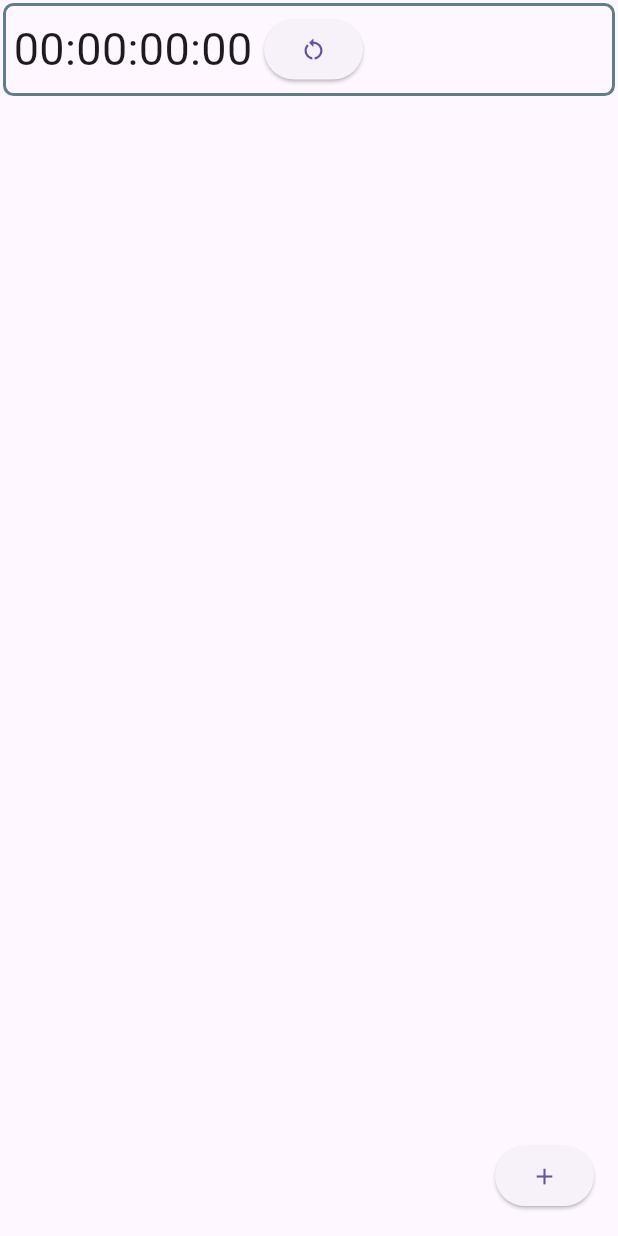
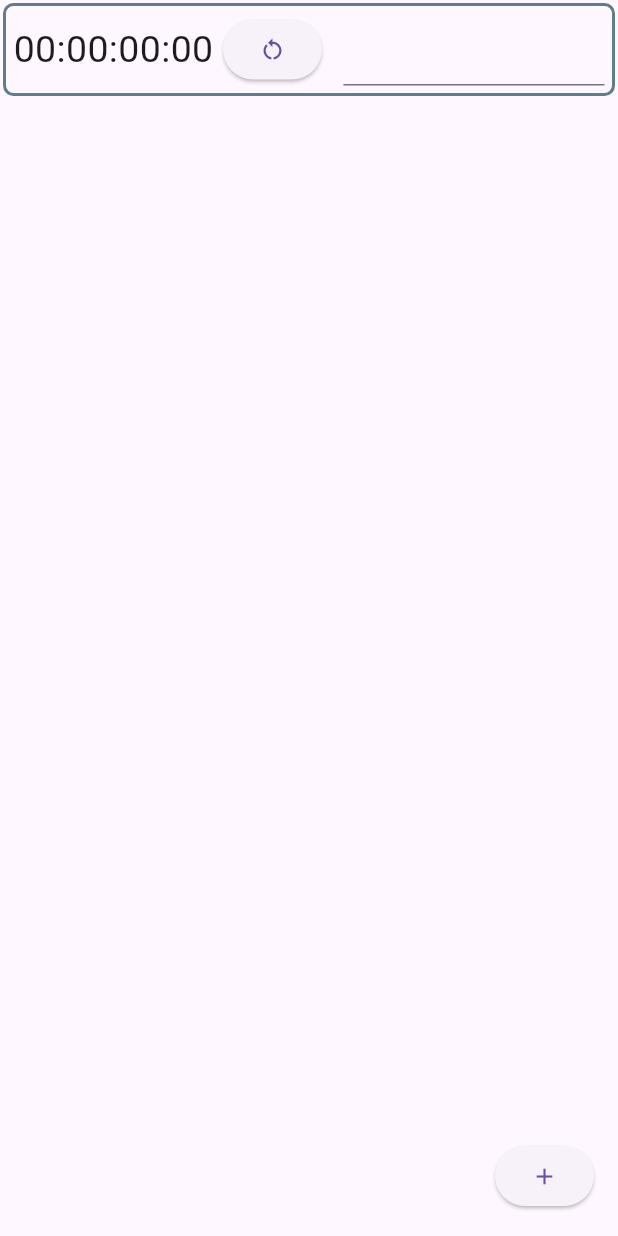
Before and after one commit to MasakiNiwa/SimpleMultiStopwatch, a Flutter app: the screen it shows after launch, on a phone screen of 412 x 824 dp. Run offline on Flutter 3.47's test engine with Material 3 defaults, Android fonts, the phone set to English and light mode, and no system bars.

Commit message:
タイマーのメモ記入欄を追加

```diff
--- a/lib/focus_timer.dart
+++ b/lib/focus_timer.dart
@@ -50,7 +50,7 @@ class _FocusTimerState extends State<FocusTimer> {
           InkWell(
             child: Text(
               getTimeCount(),
-              style: const TextStyle(fontSize: 30),
+              style: const TextStyle(fontSize: 25),
             ),
             onTap: () {
               if (stopwatch.isRunning) {
@@ -69,7 +69,14 @@ class _FocusTimerState extends State<FocusTimer> {
                 setState(() {});
               },
               child: const Icon(Icons.restart_alt)),
-          const Spacer(),
+          const Text('　'),
+          const Flexible(
+            child: TextField(
+              //maxLength: 10,
+              enabled: true,
+              maxLines: 1,
+            ),
+          ),
         ],
       ),
     );
```
